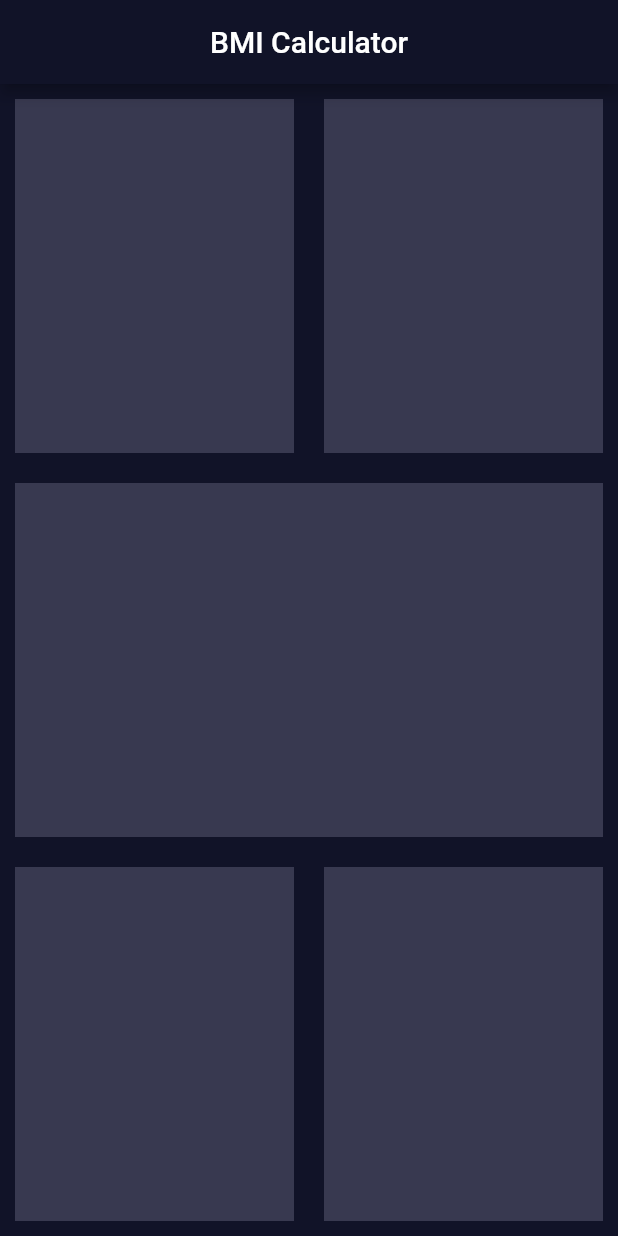
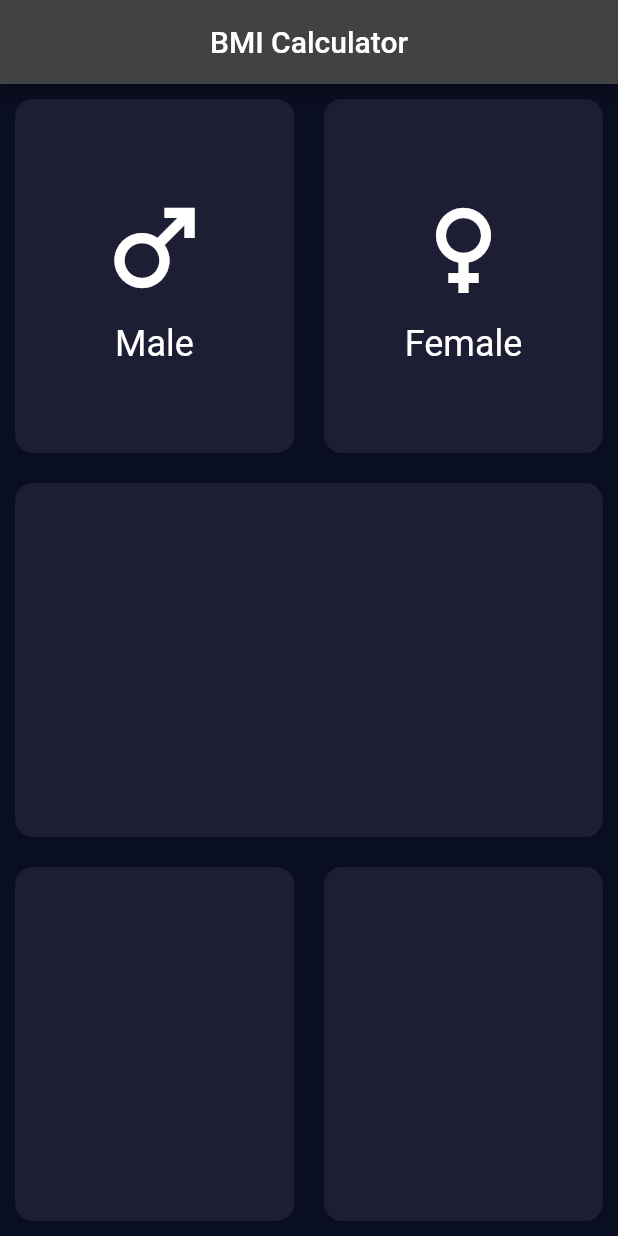
Before and after one commit to samirsamawade/bmi_calculator, a Flutter app: the screen it shows after launch, on a phone screen of 412 x 824 dp. Run offline on Flutter 3.47's test engine with Material 2 defaults, Android fonts, the phone set to English and light mode, and no system bars.

Commit message:
Home Page

```diff
--- /dev/null
+++ b/lib/constants.dart
@@ -0,0 +1,5 @@
+import 'package:flutter/material.dart';
+
+const kActiveCardColour = Color(0xFF1D1E33);
+const kInactiveCardColour = Color(0xFF111328);
+const kBottomContainerColour = Color(0xFFEB1555);
--- a/lib/main.dart
+++ b/lib/main.dart
@@ -1,6 +1,6 @@
 import 'package:flutter/material.dart';
 
-import 'screens/home.dart';
+import 'screens/screens.dart';
 
 void main(List<String> args) {
   runApp(const BMICalculator());
@@ -14,8 +14,8 @@ class BMICalculator extends StatelessWidget {
     return MaterialApp(
       debugShowCheckedModeBanner: false,
       theme: ThemeData.dark().copyWith(
-          primaryColor: const Color(0xFF383950),
-          scaffoldBackgroundColor: const Color(0xFF111328)),
+          primaryColor: const Color(0xFF0A0E21),
+          scaffoldBackgroundColor: const Color(0xFF0A0E21)),
       home: const HomeScreen(),
     );
   }
--- a/lib/screens/home.dart
+++ b/lib/screens/home.dart
@@ -1,4 +1,5 @@
 import 'package:flutter/material.dart';
+import '../widgets/widgets.dart';
 
 class HomeScreen extends StatelessWidget {
   const HomeScreen({Key? key}) : super(key: key);
@@ -7,7 +8,6 @@ class HomeScreen extends StatelessWidget {
   Widget build(BuildContext context) {
     return Scaffold(
       appBar: AppBar(
-        backgroundColor: const Color(0xFF111328),
         title: const Text("BMI Calculator"),
         centerTitle: true,
       ),
@@ -17,40 +17,35 @@ class HomeScreen extends StatelessWidget {
             child: Row(
               children: [
                 Expanded(
-                  child: Container(
-                    margin: const EdgeInsets.all(10.0),
-                    color: const Color(0xFF383950),
+                  child: ReusableCard(
+                    child: IconContent(
+                      icon: Icons.male,
+                      title: "Male",
+                    ),
                   ),
                 ),
                 Expanded(
-                  child: Container(
-                    margin: const EdgeInsets.all(10.0),
-                    color: const Color(0xFF383950),
+                  child: ReusableCard(
+                    child: IconContent(
+                      icon: Icons.female,
+                      title: "Female",
+                    ),
                   ),
                 ),
               ],
             ),
           ),
           Expanded(
-            child: Container(
-              margin: const EdgeInsets.all(10.0),
-              color: const Color(0xFF383950),
-            ),
+            child: ReusableCard(),
           ),
           Expanded(
             child: Row(
               children: [
                 Expanded(
-                  child: Container(
-                    margin: const EdgeInsets.all(10.0),
-                    color: const Color(0xFF383950),
-                  ),
+                  child: ReusableCard(),
                 ),
                 Expanded(
-                  child: Container(
-                    margin: const EdgeInsets.all(10.0),
-                    color: const Color(0xFF383950),
-                  ),
+                  child: ReusableCard(),
                 ),
               ],
             ),
--- /dev/null
+++ b/lib/screens/screens.dart
@@ -0,0 +1 @@
+export 'home.dart';
--- /dev/null
+++ b/lib/widgets/icon_content.dart
@@ -0,0 +1,28 @@
+import 'package:flutter/material.dart';
+
+class IconContent extends StatelessWidget {
+  final IconData icon;
+  final String title;
+
+  IconContent({required this.icon, required this.title});
+
+  @override
+  Widget build(BuildContext context) {
+    return Column(
+      mainAxisAlignment: MainAxisAlignment.center,
+      children: [
+        Icon(
+          icon,
+          size: 80,
+        ),
+        const SizedBox(
+          height: 10,
+        ),
+        Text(
+          title,
+          style: const TextStyle(fontSize: 24),
+        ),
+      ],
+    );
+  }
+}
--- /dev/null
+++ b/lib/widgets/reusable_card.dart
@@ -0,0 +1,21 @@
+import 'package:flutter/material.dart';
+
+import '../constants.dart';
+
+class ReusableCard extends StatelessWidget {
+  final Widget? child;
+
+  ReusableCard({this.child});
+
+  @override
+  Widget build(BuildContext context) {
+    return Container(
+      margin: const EdgeInsets.all(10.0),
+      decoration: BoxDecoration(
+        color: kActiveCardColour,
+        borderRadius: BorderRadius.circular(12),
+      ),
+      child: child,
+    );
+  }
+}
--- /dev/null
+++ b/lib/widgets/widgets.dart
@@ -0,0 +1,2 @@
+export 'reusable_card.dart';
+export 'icon_content.dart';
```
